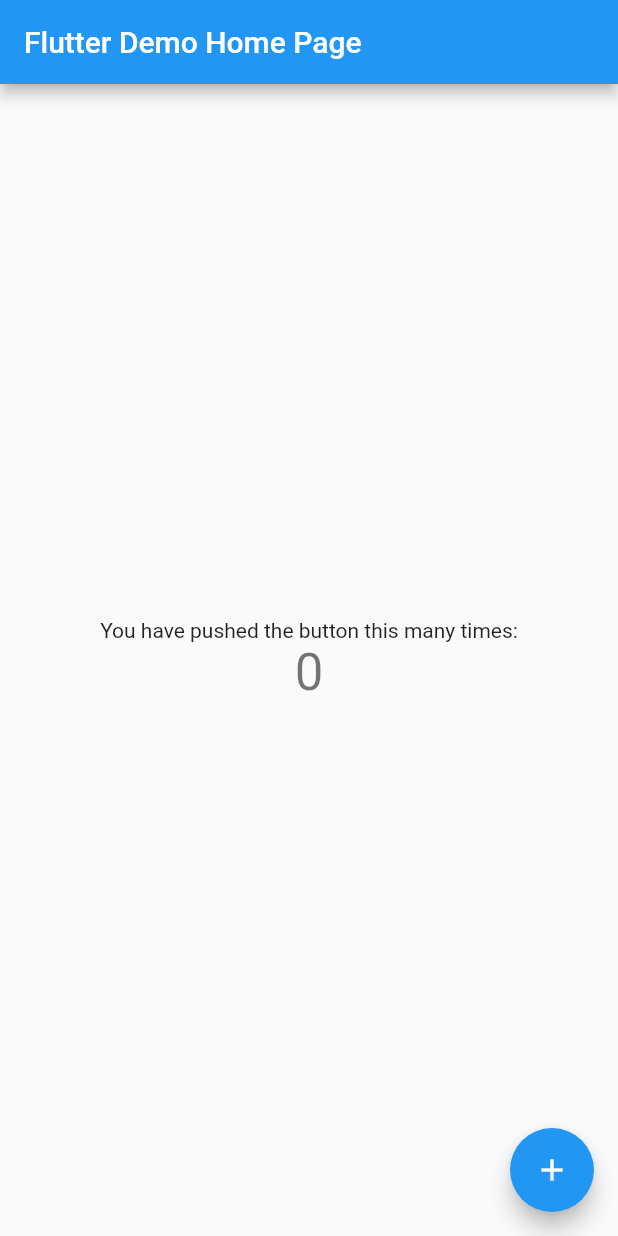
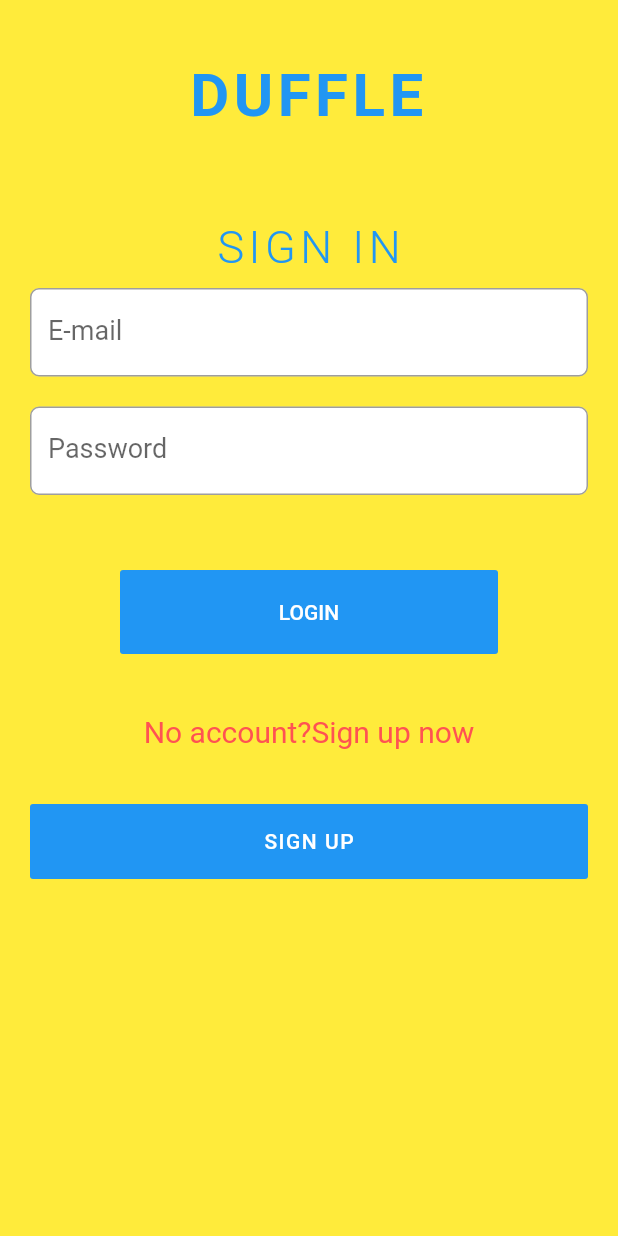
Before and after one commit to juliansharon/duffle, a Flutter app: the screen it shows after launch, on a phone screen of 412 x 824 dp. Run offline on Flutter 3.47's test engine with Material 2 defaults, Android fonts, the phone set to English and light mode, and no system bars; our stand-ins replace firebase_auth, fluttertoast; accounts and stored records are empty.

Commit message:
added login and sign up

```diff
--- a/lib/main.dart
+++ b/lib/main.dart
@@ -1,4 +1,6 @@
 import 'package:flutter/material.dart';
+import 'package:duffle/pages/MyHomePage.dart';
+import 'package:duffle/pages/Login_page.dart';
 
 void main() {
   runApp(MyApp());
@@ -26,92 +28,7 @@ class MyApp extends StatelessWidget {
         // closer together (more dense) than on mobile platforms.
         visualDensity: VisualDensity.adaptivePlatformDensity,
       ),
-      home: MyHomePage(title: 'Flutter Demo Home Page'),
+      home: MyHomePage(),
     );
   }
 }
-
-class MyHomePage extends StatefulWidget {
-  MyHomePage({Key key, this.title}) : super(key: key);
-
-  // This widget is the home page of your application. It is stateful, meaning
-  // that it has a State object (defined below) that contains fields that affect
-  // how it looks.
-
-  // This class is the configuration for the state. It holds the values (in this
-  // case the title) provided by the parent (in this case the App widget) and
-  // used by the build method of the State. Fields in a Widget subclass are
-  // always marked "final".
-
-  final String title;
-
-  @override
-  _MyHomePageState createState() => _MyHomePageState();
-}
-
-class _MyHomePageState extends State<MyHomePage> {
-  int _counter = 0;
-
-  void _incrementCounter() {
-    setState(() {
-      // This call to setState tells the Flutter framework that something has
-      // changed in this State, which causes it to rerun the build method below
-      // so that the display can reflect the updated values. If we changed
-      // _counter without calling setState(), then the build method would not be
-      // called again, and so nothing would appear to happen.
-      _counter++;
-    });
-  }
-
-  @override
-  Widget build(BuildContext context) {
-    // This method is rerun every time setState is called, for instance as done
-    // by the _incrementCounter method above.
-    //
-    // The Flutter framework has been optimized to make rerunning build methods
-    // fast, so that you can just rebuild anything that needs updating rather
-    // than having to individually change instances of widgets.
-    return Scaffold(
-      appBar: AppBar(
-        // Here we take the value from the MyHomePage object that was created by
-        // the App.build method, and use it to set our appbar title.
-        title: Text(widget.title),
-      ),
-      body: Center(
-        // Center is a layout widget. It takes a single child and positions it
-        // in the middle of the parent.
-        child: Column(
-          // Column is also a layout widget. It takes a list of children and
-          // arranges them vertically. By default, it sizes itself to fit its
-          // children horizontally, and tries to be as tall as its parent.
-          //
-          // Invoke "debug painting" (press "p" in the console, choose the
-          // "Toggle Debug Paint" action from the Flutter Inspector in Android
-          // Studio, or the "Toggle Debug Paint" command in Visual Studio Code)
-          // to see the wireframe for each widget.
-          //
-          // Column has various properties to control how it sizes itself and
-          // how it positions its children. Here we use mainAxisAlignment to
-          // center the children vertically; the main axis here is the vertical
-          // axis because Columns are vertical (the cross axis would be
-          // horizontal).
-          mainAxisAlignment: MainAxisAlignment.center,
-          children: <Widget>[
-            Text(
-              'You have pushed the button this many times:',
-            ),
-            Text(
-              '$_counter',
-              style: Theme.of(context).textTheme.headline4,
-            ),
-          ],
-        ),
-      ),
-      floatingActionButton: FloatingActionButton(
-        onPressed: _incrementCounter,
-        tooltip: 'Increment',
-        child: Icon(Icons.add),
-      ), // This trailing comma makes auto-formatting nicer for build methods.
-    );
-  }
-}
--- /dev/null
+++ b/lib/pages/Login_page.dart
@@ -0,0 +1,184 @@
+import 'package:duffle/pages/Registerpage.dart';
+import 'package:flutter/cupertino.dart';
+import 'package:flutter/material.dart';
+import 'package:firebase_auth/firebase_auth.dart';
+import 'package:fluttertoast/fluttertoast.dart';
+
+class LoginPage extends StatefulWidget {
+  @override
+  _LoginPageState createState() => _LoginPageState();
+}
+
+class _LoginPageState extends State<LoginPage> {
+  FirebaseAuth _auth = FirebaseAuth.instance;
+  TextEditingController mailctrl = TextEditingController();
+  TextEditingController passctrl = TextEditingController();
+  void logintheuser() async {
+    String mail = mailctrl.text;
+    String pass = passctrl.text;
+    if (mail == "" || pass == "") {
+      Fluttertoast.showToast(msg: "Please fill the details");
+      return;
+    } else {
+      try {
+        var user = await _auth.signInWithEmailAndPassword(email: mail, password: pass);
+        if (user != null) {
+          Fluttertoast.showToast(msg: "Login sucessfull");
+          Navigator.pop(context);
+          return;
+        }
+
+      } catch (e) {
+        Fluttertoast.showToast(msg: e.toString());
+        return;
+      }
+
+    }
+  }
+
+  @override
+  Widget build(BuildContext context) {
+    return WillPopScope(
+      onWillPop: () async {
+        return false;
+      },
+      child: Scaffold(
+        backgroundColor: Colors.yellow,
+        body: SafeArea(
+          child: Column(
+            crossAxisAlignment: CrossAxisAlignment.stretch,
+            children: <Widget>[
+              Flexible(
+                child: Container(
+                  margin:
+                      EdgeInsets.only(top: 40, left: 40, right: 40, bottom: 20),
+                  color: Colors.yellow,
+                  child: Text('DUFFLE',
+                      textAlign: TextAlign.center,
+                      style: TextStyle(
+                        fontSize: 40,
+                        color: Colors.blue,
+                        fontWeight: FontWeight.w700,
+                        letterSpacing: 3,
+                      )),
+                ),
+              ),
+              Container(
+                margin: EdgeInsets.only(top: 40),
+                child: Center(
+                  child: Text('SIGN IN',
+                      style: TextStyle(
+                        fontSize: 30,
+                        color: Colors.blue,
+                        fontWeight: FontWeight.w300,
+                        letterSpacing: 3,
+                      )),
+                ),
+              ),
+              Textbox(
+                name: 'E-mail',
+                type: TextInputType.emailAddress,
+                controller: mailctrl,
+              ),
+              Textbox(
+                name: 'Password',
+                type: TextInputType.visiblePassword,
+                hide: true,
+                controller: passctrl,
+              ),
+              Container(
+                margin:
+                    EdgeInsets.only(left: 80, right: 80, top: 40, bottom: 40),
+                child: FlatButton(
+                  color: Colors.blue,
+                  child: Padding(
+                    padding: const EdgeInsets.all(20.0),
+                    child: Text(
+                      'LOGIN',
+                      style: TextStyle(
+                        color: Colors.white,
+                      ),
+                    ),
+                  ),
+                  onPressed: () {
+                    logintheuser();
+                  },
+                ),
+              ),
+              Text(
+                'No account?Sign up now',
+                textAlign: TextAlign.center,
+                style: TextStyle(
+                  fontSize: 20,
+                  color: Colors.redAccent,
+                ),
+              ),
+              Container(
+                margin:
+                    EdgeInsets.only(top: 37, left: 20, right: 20, bottom: 0),
+                child: FlatButton(
+                  color: Colors.blue,
+                  onPressed: () {
+                    Navigator.push(
+                        context,
+                        MaterialPageRoute(
+                            builder: (context) => RegisterPage()));
+                  },
+                  child: Padding(
+                    padding: const EdgeInsets.all(17.0),
+                    child: Text(
+                      'SIGN UP',
+                      style: TextStyle(
+                        color: Colors.white,
+                        letterSpacing: 1,
+                      ),
+                    ),
+                  ),
+                ),
+              )
+            ],
+          ),
+        ),
+      ),
+    );
+  }
+}
+
+class Textbox extends StatelessWidget {
+  Textbox(
+      {@required this.name,
+      @required this.type,
+      this.hide = false,
+      this.controller});
+  final String name;
+  final TextInputType type;
+  final bool hide;
+  final TextEditingController controller;
+
+  @override
+  Widget build(BuildContext context) {
+    return Container(
+      decoration: BoxDecoration(
+        borderRadius: BorderRadius.circular(6),
+        color: Colors.white,
+      ),
+      margin: EdgeInsets.only(left: 20, right: 20, top: 10, bottom: 10),
+      child: TextField(
+        controller: controller,
+        textAlign: TextAlign.center,
+        decoration: InputDecoration(
+          labelText: name,
+          labelStyle: TextStyle(
+            fontSize: 18,
+          ),
+          border: OutlineInputBorder(
+            borderRadius: BorderRadius.all(Radius.circular(6.0)),
+          ),
+          fillColor: Colors.white,
+        ),
+        keyboardType: type,
+        obscureText: hide,
+      ),
+    );
+  }
+}
--- a/pubspec.yaml
+++ b/pubspec.yaml
@@ -23,6 +23,10 @@ environment:
 dependencies:
   flutter:
     sdk: flutter
+  firebase_core: ^0.4.5
+  firebase_auth: ^0.16.1
+  fluttertoast: ^4.0.1
+
 
 
   # The following adds the Cupertino Icons font to your application.
```
Also changed, not shown: lib/pages/MyHomePage.dart (added, +52 -0 lines), lib/pages/Registerpage.dart (added, +176 -0 lines), pubspec.lock, 4 other files.
